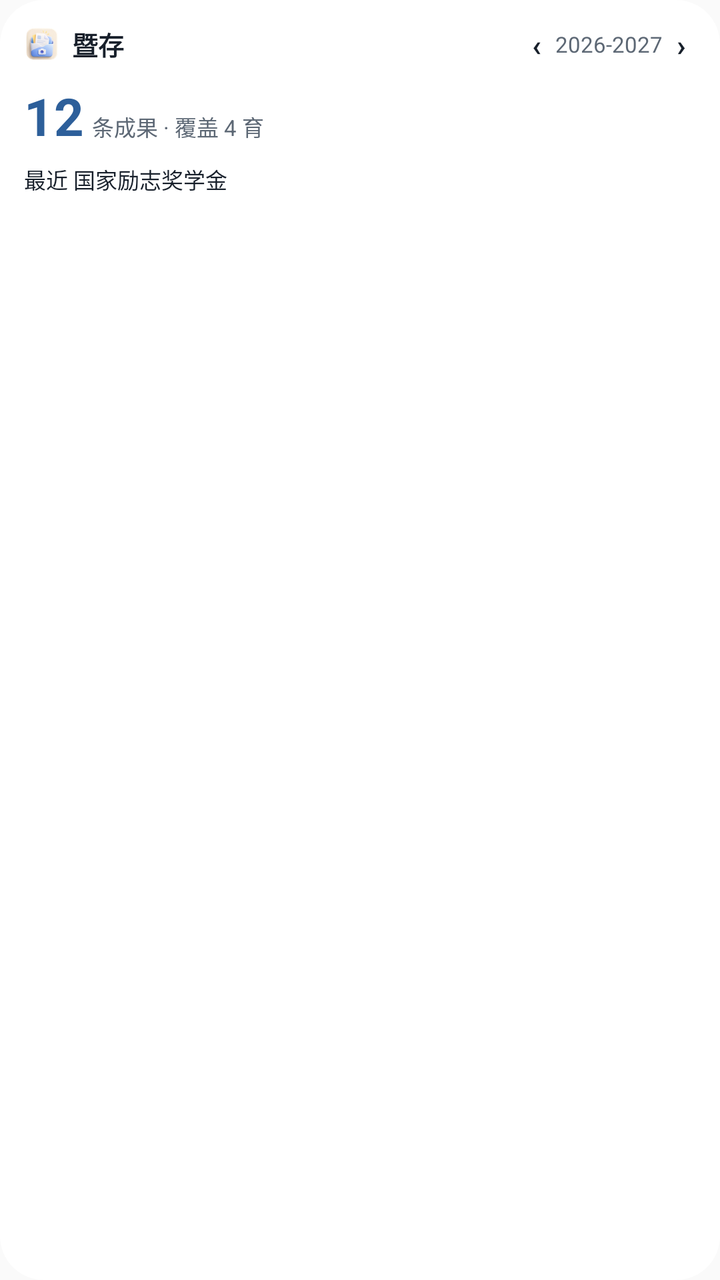
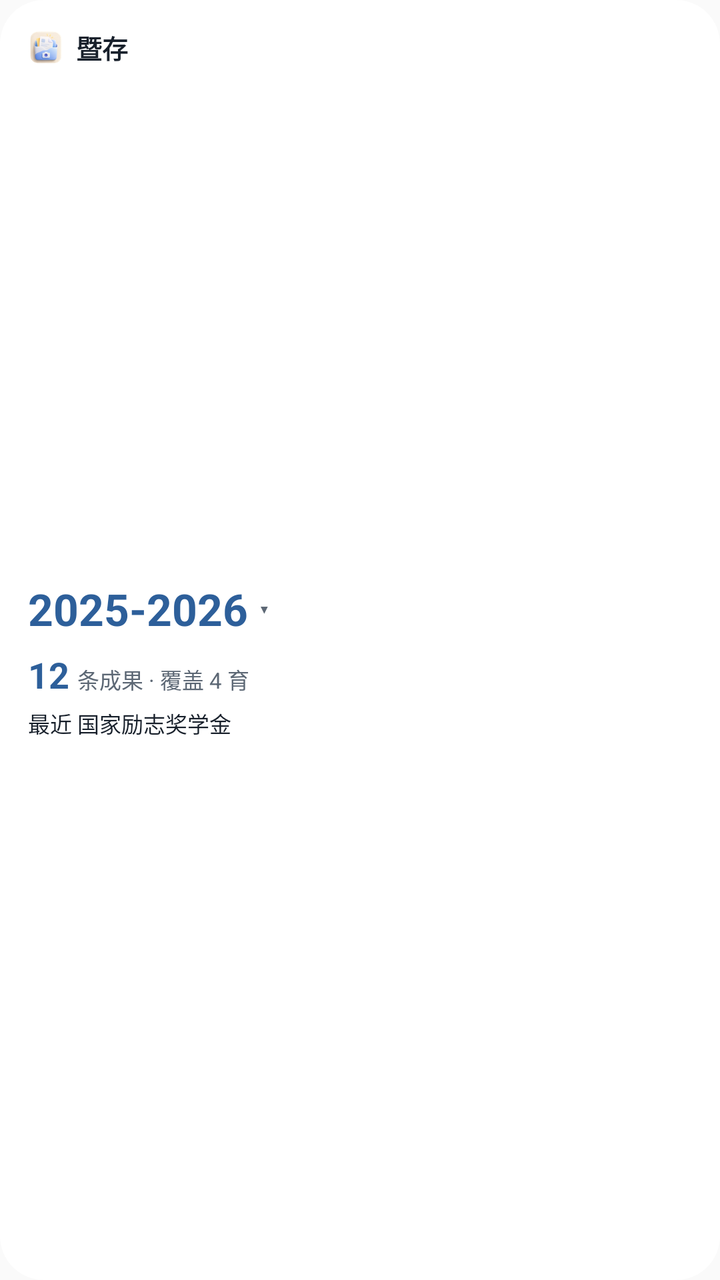

The first picture is an Android layout as it rendered before a commit; the second is the same layout after the commit. The layout source and the unified diff follow.
<!-- AndroidManifest.xml: application theme Theme.Zongce -->
<!-- res/layout/widget_preview_achievement.xml -->
<?xml version="1.0" encoding="utf-8"?>
<LinearLayout xmlns:android="http://schemas.android.com/apk/res/android"
    xmlns:tools="http://schemas.android.com/tools"
    android:layout_width="180dp"
    android:layout_height="110dp"
    android:background="@drawable/widget_preview_bg"
    android:orientation="vertical"
    android:padding="12dp"
    tools:ignore="HardcodedText">

    <LinearLayout
        android:layout_width="match_parent"
        android:layout_height="wrap_content"
        android:gravity="center_vertical"
        android:orientation="horizontal">

        <ImageView
            android:layout_width="18dp"
            android:layout_height="18dp"
            android:contentDescription="@string/app_name"
            android:src="@drawable/widget_logo" />

        <TextView
            android:layout_width="wrap_content"
            android:layout_height="wrap_content"
            android:layout_marginStart="6dp"
            android:text="@string/app_name"
            android:textColor="#FF18202B"
            android:textSize="13sp"
            android:textStyle="bold" />

        <View
            android:layout_width="0dp"
            android:layout_height="1dp"
            android:layout_weight="1" />

        <TextView
            android:layout_width="wrap_content"
            android:layout_height="wrap_content"
            android:paddingHorizontal="5dp"
            android:text="‹"
            android:textColor="#FF18202B"
            android:textSize="15sp"
            android:textStyle="bold" />

        <TextView
            android:layout_width="wrap_content"
            android:layout_height="wrap_content"
            android:layout_marginHorizontal="2dp"
            android:text="2026-2027"
            android:textColor="#FF5D6875"
            android:textSize="11sp" />

        <TextView
            android:layout_width="wrap_content"
            android:layout_height="wrap_content"
            android:paddingHorizontal="5dp"
            android:text="›"
            android:textColor="#FF18202B"
            android:textSize="15sp"
            android:textStyle="bold" />
    </LinearLayout>

    <LinearLayout
        android:layout_width="match_parent"
        android:layout_height="wrap_content"
        android:layout_marginTop="8dp"
        android:gravity="bottom"
        android:orientation="horizontal">

        <TextView
            android:layout_width="wrap_content"
            android:layout_height="wrap_content"
            android:text="12"
            android:textColor="#FF2D5F9A"
            android:textSize="26sp"
            android:textStyle="bold" />

        <TextView
            android:layout_width="wrap_content"
            android:layout_height="wrap_content"
            android:layout_marginStart="4dp"
            android:text="条成果 · 覆盖 4 育"
            android:textColor="#FF5D6875"
            android:textSize="11sp" />
    </LinearLayout>

    <TextView
        android:layout_width="wrap_content"
        android:layout_height="wrap_content"
        android:layout_marginTop="6dp"
        android:ellipsize="end"
        android:maxLines="1"
        android:text="最近 国家励志奖学金"
        android:textColor="#FF18202B"
        android:textSize="11sp" />
</LinearLayout>
<!-- resources referenced by this layout -->
<resources>
  <!-- drawable widget_logo: png bitmap (drawable-xxhdpi, 7508 bytes) -->
  <!-- drawable widget_preview_bg (drawable) -->
  <?xml version="1.0" encoding="utf-8"?>
  <shape xmlns:android="http://schemas.android.com/apk/res/android"
      android:shape="rectangle">
      <solid android:color="#FFFFFF" />
      <corners android:radius="22dp" />
  </shape>
  <string name="app_name">暨存</string>
  <style name="Theme.Zongce" parent="android:Theme.Material.Light.NoActionBar">
          <item name="android:statusBarColor">@android:color/transparent</item>
      </style>
</resources>

<!-- the commit's change to res/layout/widget_preview_achievement.xml (unified diff, before → after) -->
@@ -5,7 +5,7 @@
     android:layout_height="110dp"
     android:background="@drawable/widget_preview_bg"
     android:orientation="vertical"
-    android:padding="12dp"
+    android:padding="14dp"
     tools:ignore="HardcodedText">
 
     <LinearLayout
@@ -28,43 +28,40 @@
             android:textColor="#FF18202B"
             android:textSize="13sp"
             android:textStyle="bold" />
+    </LinearLayout>
 
-        <View
-            android:layout_width="0dp"
-            android:layout_height="1dp"
-            android:layout_weight="1" />
+    <View
+        android:layout_width="match_parent"
+        android:layout_height="0dp"
+        android:layout_weight="1" />
+
+    <LinearLayout
+        android:layout_width="wrap_content"
+        android:layout_height="wrap_content"
+        android:gravity="center_vertical"
+        android:orientation="horizontal">
 
         <TextView
             android:layout_width="wrap_content"
             android:layout_height="wrap_content"
-            android:paddingHorizontal="5dp"
-            android:text="‹"
-            android:textColor="#FF18202B"
-            android:textSize="15sp"
+            android:text="2025-2026"
+            android:textColor="#FF2D5F9A"
+            android:textSize="22sp"
             android:textStyle="bold" />
 
         <TextView
             android:layout_width="wrap_content"
             android:layout_height="wrap_content"
-            android:layout_marginHorizontal="2dp"
-            android:text="2026-2027"
+            android:layout_marginStart="6dp"
+            android:text="▾"
             android:textColor="#FF5D6875"
-            android:textSize="11sp" />
-
-        <TextView
-            android:layout_width="wrap_content"
-            android:layout_height="wrap_content"
-            android:paddingHorizontal="5dp"
-            android:text="›"
-            android:textColor="#FF18202B"
-            android:textSize="15sp"
-            android:textStyle="bold" />
+            android:textSize="12sp" />
     </LinearLayout>
 
     <LinearLayout
         android:layout_width="match_parent"
         android:layout_height="wrap_content"
-        android:layout_marginTop="8dp"
+        android:layout_marginTop="6dp"
         android:gravity="bottom"
         android:orientation="horizontal">
 
@@ -73,7 +70,7 @@
             android:layout_height="wrap_content"
             android:text="12"
             android:textColor="#FF2D5F9A"
-            android:textSize="26sp"
+            android:textSize="18sp"
             android:textStyle="bold" />
 
         <TextView
@@ -88,10 +85,15 @@
     <TextView
         android:layout_width="wrap_content"
         android:layout_height="wrap_content"
-        android:layout_marginTop="6dp"
+        android:layout_marginTop="4dp"
         android:ellipsize="end"
         android:maxLines="1"
         android:text="最近 国家励志奖学金"
         android:textColor="#FF18202B"
         android:textSize="11sp" />
+
+    <View
+        android:layout_width="match_parent"
+        android:layout_height="0dp"
+        android:layout_weight="1" />
 </LinearLayout>
